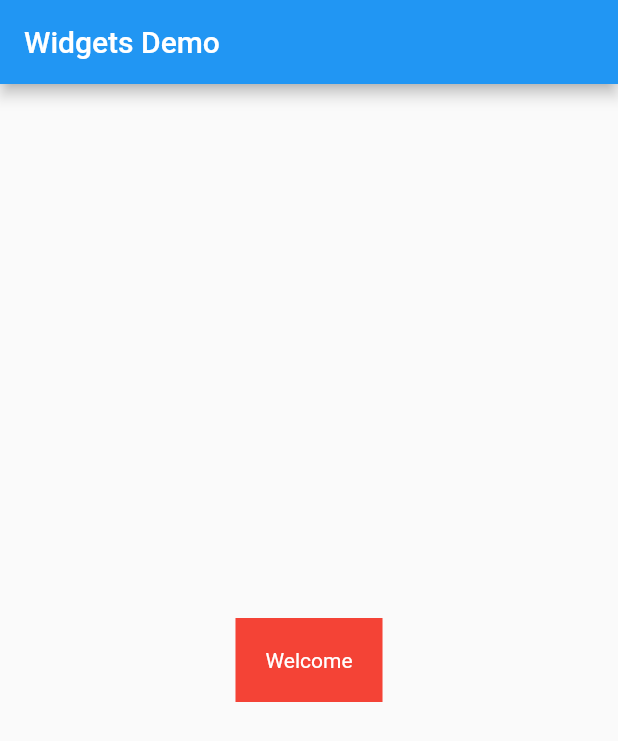
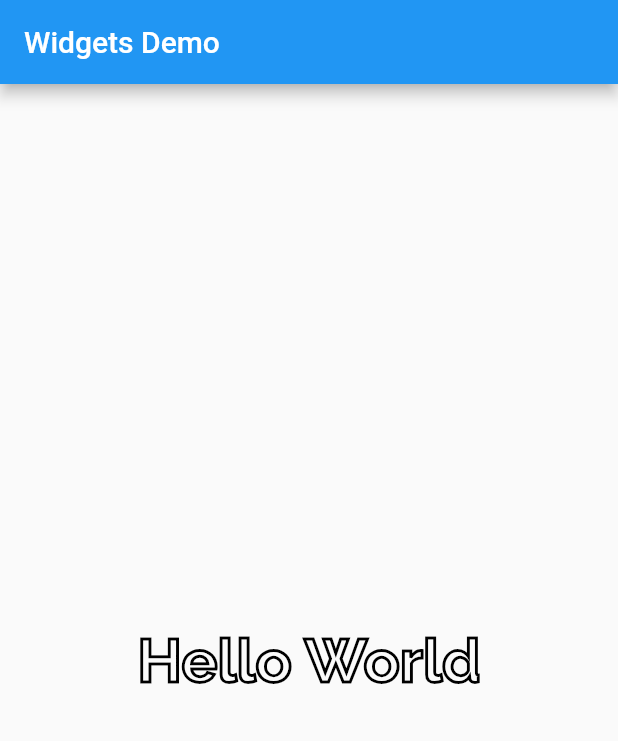
Before and after one commit to imrandev/widgets, a Flutter app: the screen it shows after launch, on a phone screen of 412 x 824 dp. Shown: the top 741 px of the screen. Run offline on Flutter 3.47's test engine with Material 2 defaults, Android fonts, the phone set to English and light mode, and no system bars.

Commit message:
text and font added

```diff
--- a/lib/main.dart
+++ b/lib/main.dart
@@ -3,6 +3,7 @@ import 'package:widgets/column.dart';
 import 'package:widgets/container.dart';
 import 'package:widgets/padding.dart';
 import 'package:widgets/row.dart';
+import 'package:widgets/text.dart';
 import 'package:widgets/wrap.dart';
 import 'media_query.dart';
 
@@ -33,8 +34,7 @@ class MyHomePage extends StatelessWidget {
       ),
       body: Center(
         child: Container(
-          color: Colors.red,
-          child: MyPadding(),
+          child: MyText(),
         ),
       )
     );
--- /dev/null
+++ b/lib/text.dart
@@ -0,0 +1,18 @@
+import 'package:flutter/material.dart';
+
+class MyText extends StatelessWidget {
+
+  @override
+  Widget build(BuildContext context) {
+    return Text(
+      "Hello World",
+      style: TextStyle(
+        fontSize: 40,
+        fontFamily: "Raleway",
+        fontWeight: FontWeight.bold,
+        foreground: Paint() ..color = Colors.black
+          ..strokeWidth = 2.0 ..style = PaintingStyle.stroke
+      ),
+    );
+  }
+}
```
Also changed, not shown: pubspec.yaml (+6 -6 lines), assets/fonts/Raleway-Bold.ttf (added), assets/fonts/Raleway-Regular.ttf (added).
